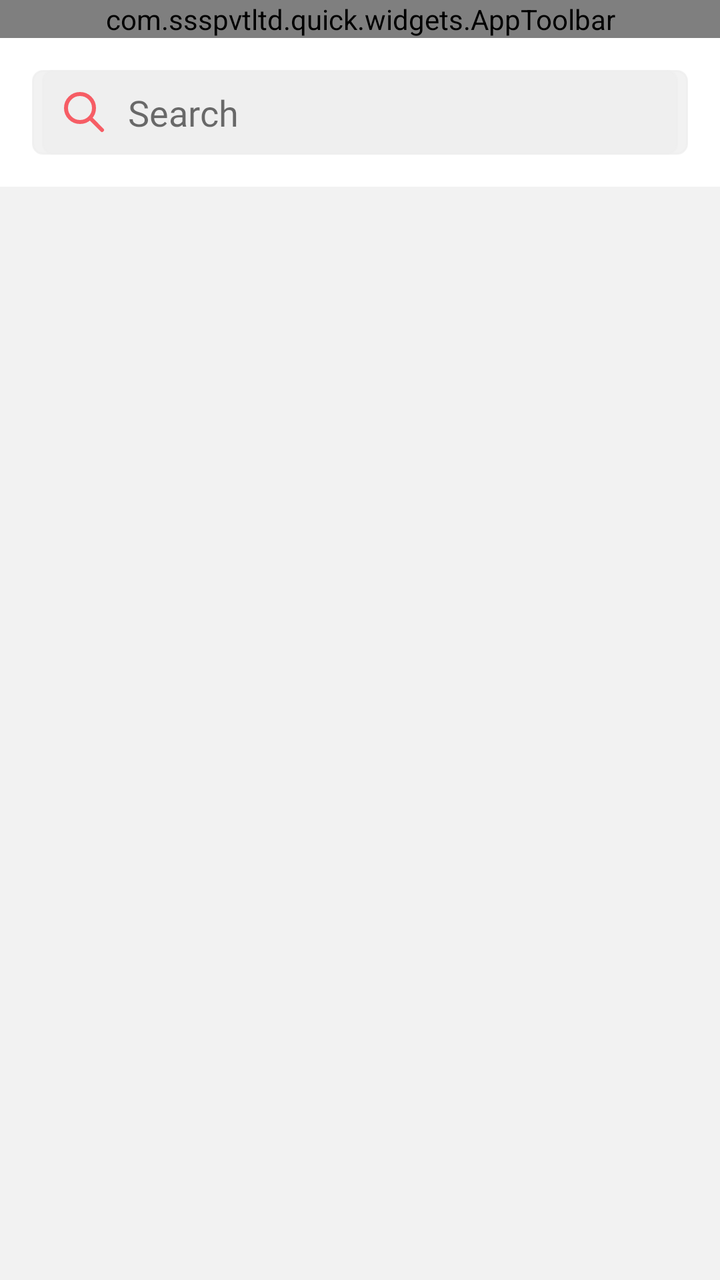
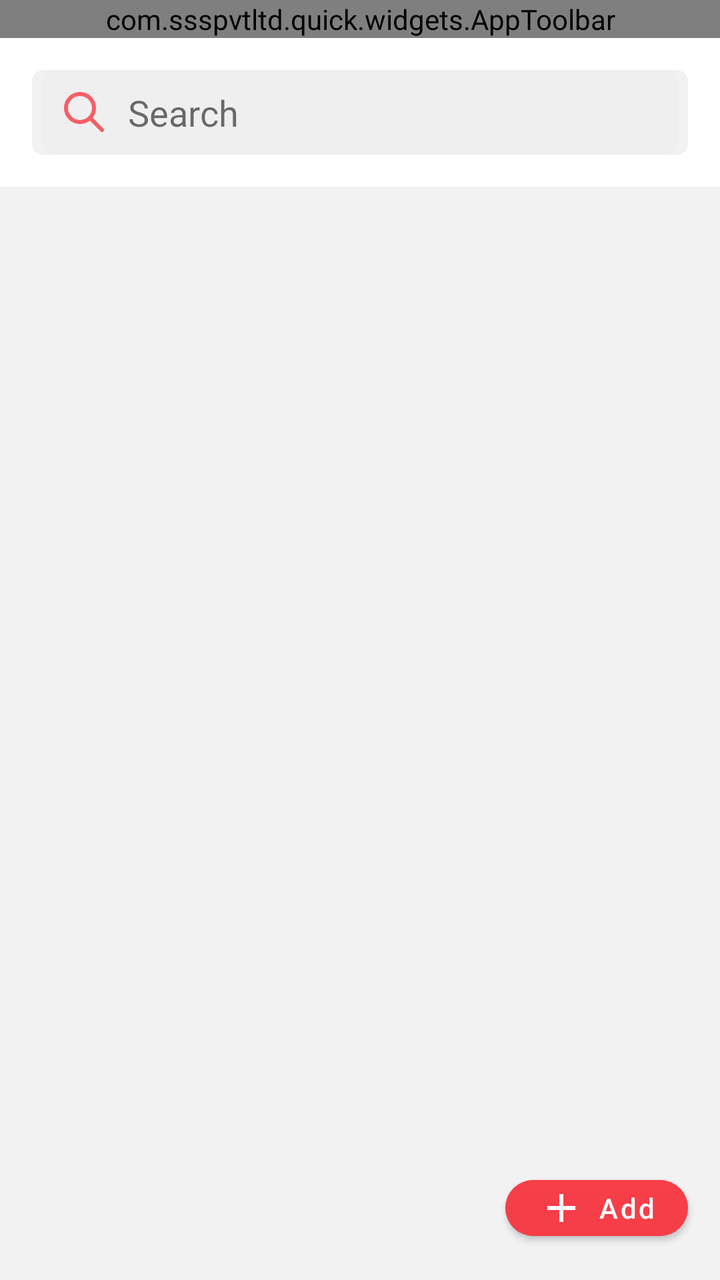

Two renders of the same Android screen: before a commit and after it. Below are the layout's source before the change and the commit's diff.
<!-- AndroidManifest.xml: application theme Theme.SSSQUICK -->
<!-- res/layout/fragment_all_account_list.xml -->
<?xml version="1.0" encoding="utf-8"?>
<androidx.constraintlayout.widget.ConstraintLayout
    xmlns:android="http://schemas.android.com/apk/res/android"
    xmlns:app="http://schemas.android.com/apk/res-auto"
    xmlns:tools="http://schemas.android.com/tools"
    android:fitsSystemWindows="true"
    android:layout_width="match_parent"
    android:layout_height="match_parent"
    android:background="@color/white"
    tools:context=".ui.order.pending.fragment.PendingOrderFragment">



    <androidx.constraintlayout.widget.ConstraintLayout
        android:id="@+id/conToolbar"
        android:layout_width="match_parent"
        app:layout_constraintTop_toTopOf="parent"
        android:layout_height="wrap_content">
        <com.ssspvtltd.quick.widgets.AppToolbar
            android:id="@+id/toolbar"
            android:layout_width="match_parent"
            android:layout_height="wrap_content"
            app:isCartVisible="false"
            app:isLocationVisible="false"
            app:layout_constraintTop_toTopOf="parent"
            app:navigationType="back"
            app:titleType="title" />
    </androidx.constraintlayout.widget.ConstraintLayout>


    

    
    <androidx.constraintlayout.widget.ConstraintLayout
        android:layout_width="0dp"
        android:layout_height="0dp"
        app:layout_constraintTop_toBottomOf="@id/conToolbar"
        app:layout_constraintBottom_toBottomOf="parent"
        app:layout_constraintStart_toStartOf="parent"
        app:layout_constraintEnd_toEndOf="parent">

        
        <androidx.constraintlayout.widget.ConstraintLayout
            android:id="@+id/searchContainer"
            android:visibility="visible"
            android:layout_width="0dp"
            android:layout_height="wrap_content"
            android:background="@drawable/gray_200_bg"
            android:layout_marginHorizontal="16dp"
            android:layout_marginTop="16dp"
            app:layout_constraintTop_toTopOf="parent"
            app:layout_constraintStart_toStartOf="parent"
            app:layout_constraintEnd_toEndOf="parent">

            
            <androidx.appcompat.widget.AppCompatEditText
                android:id="@+id/etSearch"
                android:layout_width="match_parent"
                android:layout_height="wrap_content"
                android:layout_marginHorizontal="5dp"
                android:background="@drawable/gray_200_bg"
                android:drawableStart="@drawable/search"
                android:drawablePadding="10dp"
                android:drawableTint="@color/red_200"
                android:fontFamily="@font/roboto_light"
                android:gravity="center|start"
                android:hint="@string/search_by_name"
                android:imeOptions="actionSearch"
                android:lines="1"
                android:maxLines="1"
                android:padding="9dp"
                android:textColor="#90000000"
                android:textColorHint="#90000000"
                app:layout_constraintEnd_toEndOf="parent"
                app:layout_constraintStart_toStartOf="parent"
                app:layout_constraintTop_toTopOf="parent" />

            
            <TextView
                android:visibility="gone"
                android:id="@+id/tvCount"
                android:layout_width="wrap_content"
                android:layout_height="wrap_content"
                android:text="0 records"
                android:textColor="@color/black"
                android:textSize="14sp"
                android:layout_marginEnd="12dp"
                android:fontFamily="@font/roboto_medium"
                app:layout_constraintEnd_toEndOf="parent"
                app:layout_constraintTop_toTopOf="parent"
                app:layout_constraintBottom_toBottomOf="parent" />
        </androidx.constraintlayout.widget.ConstraintLayout>


        <androidx.recyclerview.widget.RecyclerView
            android:id="@+id/recyclerView"
            android:layout_width="0dp"
            android:layout_height="0dp"
            android:layout_marginTop="16dp"
            android:background="@color/grey_200"
            android:clipToPadding="false"
            android:orientation="vertical"
            app:layoutManager="androidx.recyclerview.widget.LinearLayoutManager"
            app:layout_constraintTop_toBottomOf="@id/searchContainer"
            app:layout_constraintBottom_toBottomOf="parent"
            app:layout_constraintStart_toStartOf="parent"
            app:layout_constraintEnd_toEndOf="parent"

            tools:itemCount="5"
            tools:listitem="@layout/all_account_adapter" />

        <TextView
            android:id="@+id/noDataText"
            android:layout_width="wrap_content"
            android:layout_height="wrap_content"
            android:gravity="center"
            android:text=""
            android:textColor="@color/black"
            android:textSize="16sp"
            android:visibility="gone"
            app:layout_constraintBottom_toBottomOf="parent"
            app:layout_constraintEnd_toEndOf="parent"
            app:layout_constraintStart_toStartOf="parent"
            app:layout_constraintTop_toBottomOf="@id/searchContainer" />

    </androidx.constraintlayout.widget.ConstraintLayout>



</androidx.constraintlayout.widget.ConstraintLayout>
<!-- res/layout/all_account_adapter.xml (included above) -->
<?xml version="1.0" encoding="utf-8"?>
<androidx.constraintlayout.widget.ConstraintLayout
    xmlns:android="http://schemas.android.com/apk/res/android"
    xmlns:app="http://schemas.android.com/apk/res-auto"
    android:layout_width="match_parent"
    android:layout_height="wrap_content"
    android:background="@color/white"
    android:paddingHorizontal="16dp">

    
    <com.google.android.material.textview.MaterialTextView
        android:id="@+id/tvSNo"
        android:layout_width="0dp"
        android:layout_height="wrap_content"
        android:textColor="@color/dark_gray"
        android:textSize="14sp"
        android:textStyle="bold"
        app:layout_constraintEnd_toStartOf="@id/layoutEdit"
        app:layout_constraintStart_toStartOf="parent"
        app:layout_constraintTop_toTopOf="parent"
        android:text="S.No: 1" />

    
    <com.google.android.material.textview.MaterialTextView
        android:id="@+id/tvCustomerName"
        android:layout_width="0dp"
        android:layout_height="wrap_content"
        android:textSize="13sp"
        android:textColor="@color/black"
        android:layout_marginEnd="8dp"
        app:layout_constraintEnd_toStartOf="@id/layoutEdit"
        app:layout_constraintStart_toStartOf="parent"
        app:layout_constraintTop_toBottomOf="@id/tvSNo"
        android:text="Sale Party | OMM HOSIERY : MUZAFFARPUR" />

    
    <FrameLayout
        android:id="@+id/layoutEdit"
        android:layout_width="40dp"
        android:layout_height="40dp"
        android:clickable="true"

        android:focusable="true"
        android:foreground="?attr/selectableItemBackgroundBorderless"
        app:layout_constraintEnd_toStartOf="@id/layoutDelete"
        app:layout_constraintTop_toTopOf="@id/tvCustomerName">

        <ImageView
            android:id="@+id/imgEdit"
            android:layout_width="22dp"
            android:layout_height="22dp"
            android:layout_gravity="center"
            android:src="@drawable/edit"
            android:tint="@color/blue"/>
    </FrameLayout>

    
    <FrameLayout
        android:id="@+id/layoutDelete"
        android:layout_width="40dp"
        android:layout_height="40dp"
        android:clickable="true"
        android:focusable="true"
        android:foreground="?attr/selectableItemBackgroundBorderless"
        app:layout_constraintEnd_toEndOf="parent"
        app:layout_constraintTop_toTopOf="@id/tvCustomerName">

        <ImageView
            android:id="@+id/imgDelete"
            android:layout_width="22dp"
            android:layout_height="22dp"
            android:layout_gravity="center"
            android:src="@drawable/delete"
            android:tint="@color/red"/>
    </FrameLayout>

    
    <androidx.recyclerview.widget.RecyclerView
        android:id="@+id/rvPersons"
        android:layout_width="0dp"
        android:layout_height="wrap_content"
        android:layout_marginTop="20dp"
        android:nestedScrollingEnabled="false"
        android:focusable="false"
        android:clickable="false"
        app:layout_constraintTop_toBottomOf="@id/tvCustomerName"
        app:layout_constraintStart_toStartOf="parent"
        app:layout_constraintEnd_toEndOf="parent"
       />

    
    <RelativeLayout
        android:id="@+id/rl"
        android:layout_width="match_parent"
        android:layout_marginTop="10dp"
        android:layout_height="wrap_content"
        app:layout_constraintTop_toBottomOf="@id/rvPersons">

        <androidx.cardview.widget.CardView
            android:layout_width="wrap_content"
            android:layout_height="wrap_content"
            android:layout_alignParentEnd="true"
            app:cardCornerRadius="6dp">

            <RelativeLayout
                android:layout_width="wrap_content"
                android:layout_height="wrap_content"
                android:background="#F8BBD0"
                android:padding="7dp">

                <TextView
                    android:id="@+id/noOfPerson"
                    android:textStyle="bold"
                    android:layout_width="wrap_content"
                    android:layout_height="wrap_content"
                    android:text="(0)" />
            </RelativeLayout>
        </androidx.cardview.widget.CardView>
    </RelativeLayout>

    
    <View
        android:layout_width="match_parent"
        android:layout_height="1dp"
        android:layout_marginTop="7dp"
        android:background="@color/light_gray"
        app:layout_constraintTop_toBottomOf="@id/rl"/>

</androidx.constraintlayout.widget.ConstraintLayout>
<!-- resources referenced by this layout -->
<resources>
  <color name="black">#FF000000</color>
  <color name="dark_gray">#E46B6969</color>
  <color name="grey_200">#C8EFEFEF</color>
  <color name="light_gray">#278F8B8B</color>
  <color name="red_200">#CEF83A44</color>
  <color name="white">#FFFFFFFF</color>
  <!-- drawable delete: png bitmap (drawable, 8994 bytes) -->
  <!-- drawable edit: png bitmap (drawable, 8017 bytes) -->
  <!-- drawable gray_200_bg (drawable) -->
  <?xml version="1.0" encoding="utf-8"?>
  <shape xmlns:android="http://schemas.android.com/apk/res/android"
      android:shape="rectangle">
  
        <corners android:radius="5dp" />
        <solid android:color="@color/grey_200"/>
  
        <stroke
            android:width="1dp"
            android:color="@color/grey_200" />
  
  </shape>
  <!-- drawable search (drawable) -->
  <vector xmlns:android="http://schemas.android.com/apk/res/android" android:height="24dp" android:viewportHeight="24" android:viewportWidth="24" android:width="24dp">
        
      <path android:fillColor="#00000000" android:pathData="M14.954,14.946L21,21M17,10C17,13.866 13.866,17 10,17C6.134,17 3,13.866 3,10C3,6.134 6.134,3 10,3C13.866,3 17,6.134 17,10Z" android:strokeColor="#000000" android:strokeLineCap="round" android:strokeLineJoin="round" android:strokeWidth="2"/>
      
  </vector>
  <string name="search_by_name">Search</string>
  <style name="Theme.SSSQUICK" parent="Base.Theme.SSSQUICK" />
  <style name="Base.Theme.SSSQUICK" parent="Theme.MaterialComponents.Light.NoActionBar.Bridge">
          
          <item name="colorPrimary">@color/deep_orange_300</item>
          <item name="colorPrimaryDark">@color/deep_orange_800</item>
          <item name="colorSecondary">@color/white</item>
      </style>
  <color name="deep_orange_300">#FF725E</color>
  <color name="deep_orange_800">#BF4625</color>
</resources>

<!-- the commit's change to res/layout/fragment_all_account_list.xml (unified diff, before → after) -->
@@ -123,6 +123,23 @@
             app:layout_constraintStart_toStartOf="parent"
             app:layout_constraintTop_toBottomOf="@id/searchContainer" />
 
+        <com.google.android.material.button.MaterialButton
+            android:id="@+id/btnAddCustomer"
+            android:layout_width="wrap_content"
+            android:layout_height="40dp"
+            android:text="Add"
+            android:textAllCaps="false"
+            android:textColor="@color/white"
+            android:backgroundTint="@color/red_200"
+            android:layout_margin="16dp"
+            app:cornerRadius="20dp"
+            app:icon="@drawable/ic_baseline_plus_24"
+            app:iconGravity="textStart"
+            app:iconPadding="6dp"
+
+            app:layout_constraintBottom_toBottomOf="parent"
+            app:layout_constraintEnd_toEndOf="parent"/>
+
     </androidx.constraintlayout.widget.ConstraintLayout>
 
 
<!-- resource entries referenced after the edit -->
@@ -21,6 +21,19 @@
             android:color="@color/grey_200" />
   
   </shape>
+  <!-- drawable ic_baseline_plus_24 (drawable) -->
+  <vector xmlns:android="http://schemas.android.com/apk/res/android"
+      android:width="24dp"
+      android:height="24dp"
+      android:tint="#000000"
+      android:viewportWidth="24"
+      android:viewportHeight="24">
+  
+      <path
+          android:fillColor="@android:color/white"
+          android:pathData="M19,13h-6v6h-2v-6H5v-2h6V5h2v6h6v2z" />
+  
+  </vector>
   <!-- drawable search (drawable) -->
   <vector xmlns:android="http://schemas.android.com/apk/res/android" android:height="24dp" android:viewportHeight="24" android:viewportWidth="24" android:width="24dp">
         
